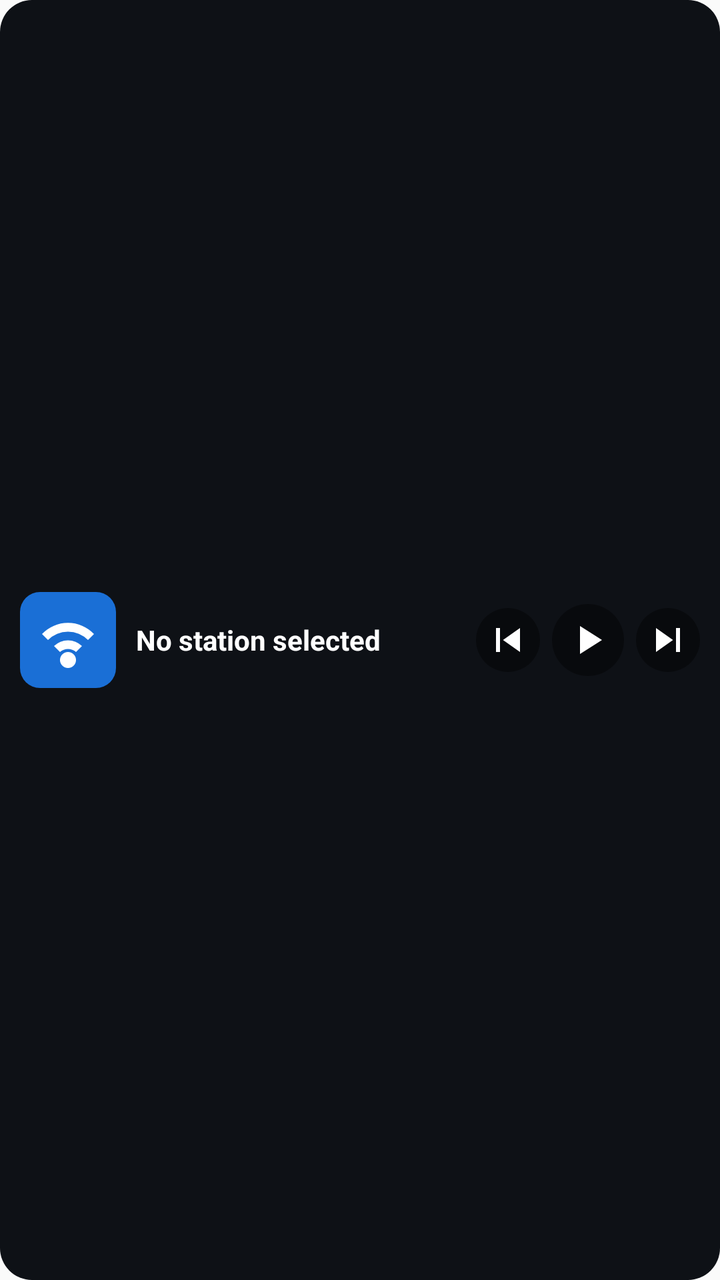
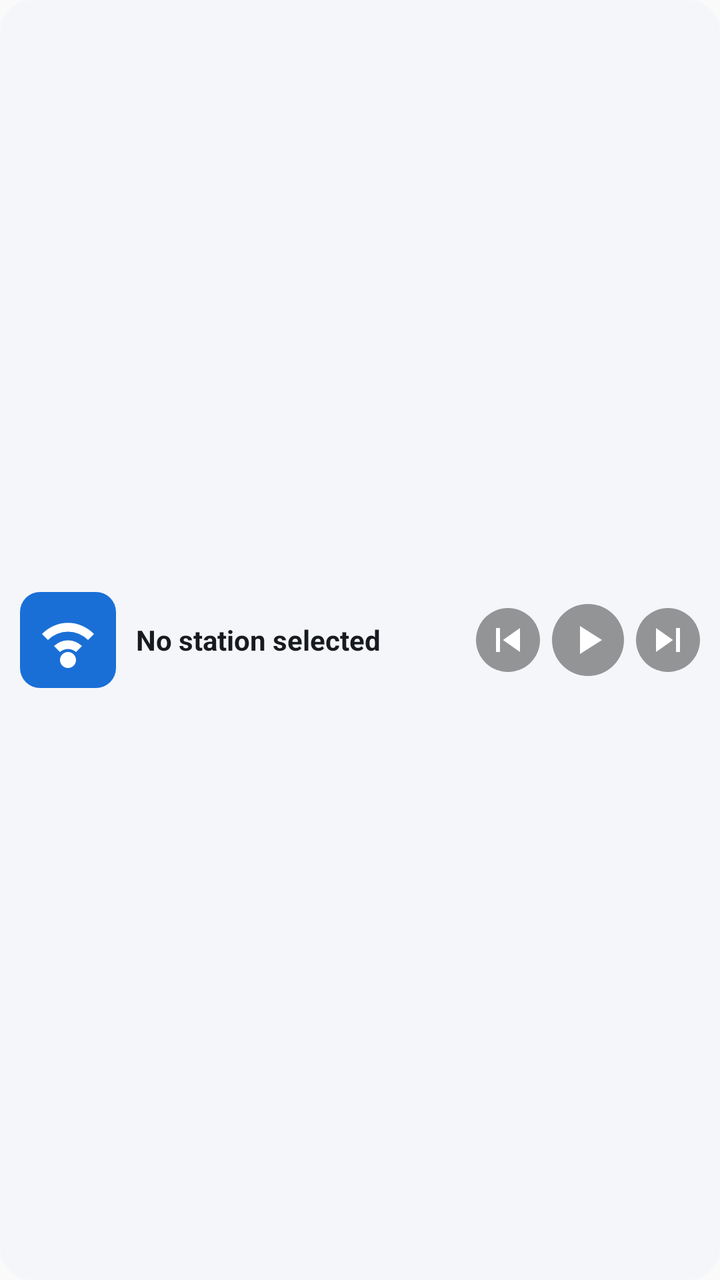

Two renders of the same Android screen: before a commit and after it. Below are the layout's source before the change and the commit's diff.
<!-- AndroidManifest.xml: application theme Theme.Kanarek -->
<!-- res/layout/player_widget.xml -->
<?xml version="1.0" encoding="utf-8"?>
<FrameLayout xmlns:android="http://schemas.android.com/apk/res/android"
    android:id="@+id/player_root"
    android:layout_width="match_parent"
    android:layout_height="match_parent"
    android:background="@drawable/widget_background">

    <LinearLayout
        android:layout_width="match_parent"
        android:layout_height="match_parent"
        android:gravity="center_vertical"
        android:orientation="horizontal"
        android:padding="10dp">

        <ImageView
            android:id="@+id/player_logo"
            android:layout_width="48dp"
            android:layout_height="48dp"
            android:contentDescription="@null"
            android:scaleType="centerCrop"
            android:src="@drawable/ic_radio_fallback" />

        <LinearLayout
            android:layout_width="0dp"
            android:layout_height="wrap_content"
            android:layout_marginStart="10dp"
            android:layout_marginEnd="6dp"
            android:layout_weight="1"
            android:orientation="vertical">

            <TextView
                android:id="@+id/player_title"
                android:layout_width="match_parent"
                android:layout_height="wrap_content"
                android:ellipsize="end"
                android:maxLines="1"
                android:text="@string/player_widget_empty"
                android:textColor="#FFFFFF"
                android:textSize="14sp"
                android:textStyle="bold" />

            <TextView
                android:id="@+id/player_subtitle"
                android:layout_width="match_parent"
                android:layout_height="wrap_content"
                android:layout_marginTop="2dp"
                android:ellipsize="end"
                android:maxLines="1"
                android:textColor="#B0B8C4"
                android:textSize="11sp"
                android:visibility="gone" />
        </LinearLayout>

        <ImageButton
            android:id="@+id/player_prev"
            android:layout_width="32dp"
            android:layout_height="32dp"
            android:background="@drawable/refresh_bg"
            android:contentDescription="@string/action_previous"
            android:padding="6dp"
            android:src="@drawable/ic_skip_previous" />

        <ImageButton
            android:id="@+id/player_play_pause"
            android:layout_width="36dp"
            android:layout_height="36dp"
            android:layout_marginStart="6dp"
            android:background="@drawable/refresh_bg"
            android:contentDescription="@string/action_play"
            android:padding="6dp"
            android:src="@drawable/ic_play" />

        <ImageButton
            android:id="@+id/player_next"
            android:layout_width="32dp"
            android:layout_height="32dp"
            android:layout_marginStart="6dp"
            android:background="@drawable/refresh_bg"
            android:contentDescription="@string/action_next"
            android:padding="6dp"
            android:src="@drawable/ic_skip_next" />
    </LinearLayout>
</FrameLayout>
<!-- resources referenced by this layout -->
<resources>
  <!-- drawable ic_play (drawable) -->
  <vector xmlns:android="http://schemas.android.com/apk/res/android"
      android:width="24dp"
      android:height="24dp"
      android:viewportWidth="24"
      android:viewportHeight="24"
      android:tint="#FFFFFF">
      <path
          android:fillColor="@android:color/white"
          android:pathData="M8,5v14l11,-7z" />
  </vector>
  <!-- drawable ic_radio_fallback (drawable) -->
  <?xml version="1.0" encoding="utf-8"?>
  <vector xmlns:android="http://schemas.android.com/apk/res/android"
      android:width="24dp"
      android:height="24dp"
      android:viewportWidth="24"
      android:viewportHeight="24">
      <path
          android:fillColor="#1A6FD6"
          android:pathData="M0,5 A5,5 0 0,1 5,0 L19,0 A5,5 0 0,1 24,5 L24,19 A5,5 0 0,1 19,24 L5,24 A5,5 0 0,1 0,19 Z" />
      <path
          android:fillColor="#FFFFFF"
          android:pathData="M12,17 m-2,0 a2,2 0 1,0 4,0 a2,2 0 1,0 -4,0" />
      <path
          android:fillColor="#FFFFFF"
          android:pathData="M8.5,13.5 A5,5 0 0,1 15.5,13.5 L14,15 A3,3 0 0,0 10,15 Z" />
      <path
          android:fillColor="#FFFFFF"
          android:pathData="M5.5,10.5 A9,9 0 0,1 18.5,10.5 L17,12 A7,7 0 0,0 7,12 Z" />
  </vector>
  <!-- drawable ic_skip_next (drawable) -->
  <vector xmlns:android="http://schemas.android.com/apk/res/android"
      android:width="24dp"
      android:height="24dp"
      android:viewportWidth="24"
      android:viewportHeight="24"
      android:tint="#FFFFFF">
      <path
          android:fillColor="@android:color/white"
          android:pathData="M6,18l8.5,-6L6,6v12zM16,6v12h2V6h-2z" />
  </vector>
  <!-- drawable ic_skip_previous (drawable) -->
  <vector xmlns:android="http://schemas.android.com/apk/res/android"
      android:width="24dp"
      android:height="24dp"
      android:viewportWidth="24"
      android:viewportHeight="24"
      android:tint="#FFFFFF">
      <path
          android:fillColor="@android:color/white"
          android:pathData="M6,6h2v12H6zM9.5,12l8.5,6V6z" />
  </vector>
  <!-- drawable refresh_bg (drawable) -->
  <?xml version="1.0" encoding="utf-8"?>
  <shape xmlns:android="http://schemas.android.com/apk/res/android"
      android:shape="oval">
      <solid android:color="#66000000" />
  </shape>
  <!-- drawable widget_background (drawable) -->
  <?xml version="1.0" encoding="utf-8"?>
  <shape xmlns:android="http://schemas.android.com/apk/res/android"
      android:shape="rectangle">
      <solid android:color="#0E1116" />
      <corners android:radius="16dp" />
  </shape>
  <string name="action_next">Next station</string>
  <string name="action_play">Play</string>
  <string name="action_previous">Previous station</string>
  <string name="player_widget_empty">No station selected</string>
  <style name="Theme.Kanarek" parent="android:Theme.Material.Light.NoActionBar">
          <item name="android:statusBarColor">@android:color/transparent</item>
      </style>
</resources>

<!-- the commit's change to res/layout/player_widget.xml (unified diff, before → after) -->
@@ -35,7 +35,7 @@
                 android:ellipsize="end"
                 android:maxLines="1"
                 android:text="@string/player_widget_empty"
-                android:textColor="#FFFFFF"
+                android:textColor="@color/widget_on_surface"
                 android:textSize="14sp"
                 android:textStyle="bold" />
 
@@ -46,7 +46,7 @@
                 android:layout_marginTop="2dp"
                 android:ellipsize="end"
                 android:maxLines="1"
-                android:textColor="#B0B8C4"
+                android:textColor="@color/widget_on_surface_muted"
                 android:textSize="11sp"
                 android:visibility="gone" />
         </LinearLayout>
<!-- resource entries referenced after the edit -->
@@ -1,5 +1,7 @@
 <!-- resources referenced by this layout -->
 <resources>
+  <color name="widget_on_surface">#171A1F</color>
+  <color name="widget_on_surface_muted">#5F6874</color>
   <!-- drawable ic_play (drawable) -->
   <vector xmlns:android="http://schemas.android.com/apk/res/android"
       android:width="24dp"
@@ -57,13 +59,13 @@
   <?xml version="1.0" encoding="utf-8"?>
   <shape xmlns:android="http://schemas.android.com/apk/res/android"
       android:shape="oval">
-      <solid android:color="#66000000" />
+      <solid android:color="@color/widget_control_surface" />
   </shape>
   <!-- drawable widget_background (drawable) -->
   <?xml version="1.0" encoding="utf-8"?>
   <shape xmlns:android="http://schemas.android.com/apk/res/android"
       android:shape="rectangle">
-      <solid android:color="#0E1116" />
+      <solid android:color="@color/widget_surface" />
       <corners android:radius="16dp" />
   </shape>
   <string name="action_next">Next station</string>
@@ -73,5 +75,7 @@
   <style name="Theme.Kanarek" parent="android:Theme.Material.Light.NoActionBar">
           <item name="android:statusBarColor">@android:color/transparent</item>
       </style>
+  <color name="widget_control_surface">#66000000</color>
+  <color name="widget_surface">#E6F5F7FA</color>
 </resources>
 
